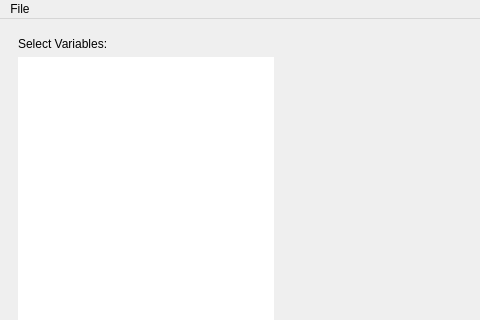
Qt form braviz/interaction/qt_guis/correlations.ui (diego0020/braviz-app) before a commit; both pictures show x 0 to 480 and y 0 to 320 of the 1285 by 544 pixel window.
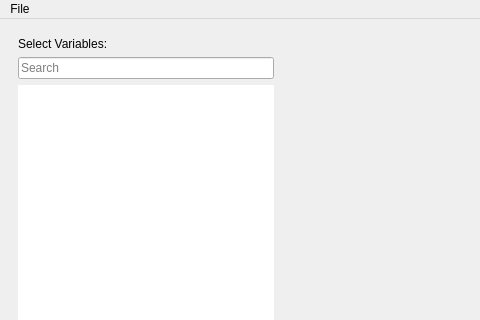
The same form after that commit.

Commit message: search boxes

The edit to the form file:
```diff
--- a/braviz/interaction/qt_guis/correlations.ui
+++ b/braviz/interaction/qt_guis/correlations.ui
@@ -31,6 +31,13 @@
          </property>
         </widget>
        </item>
+       <item>
+        <widget class="QLineEdit" name="search_box">
+         <property name="placeholderText">
+          <string>Search</string>
+         </property>
+        </widget>
+       </item>
        <item>
         <widget class="QListView" name="variables_list">
          <property name="frameShape">
```
The commit also changes 8 other files.
